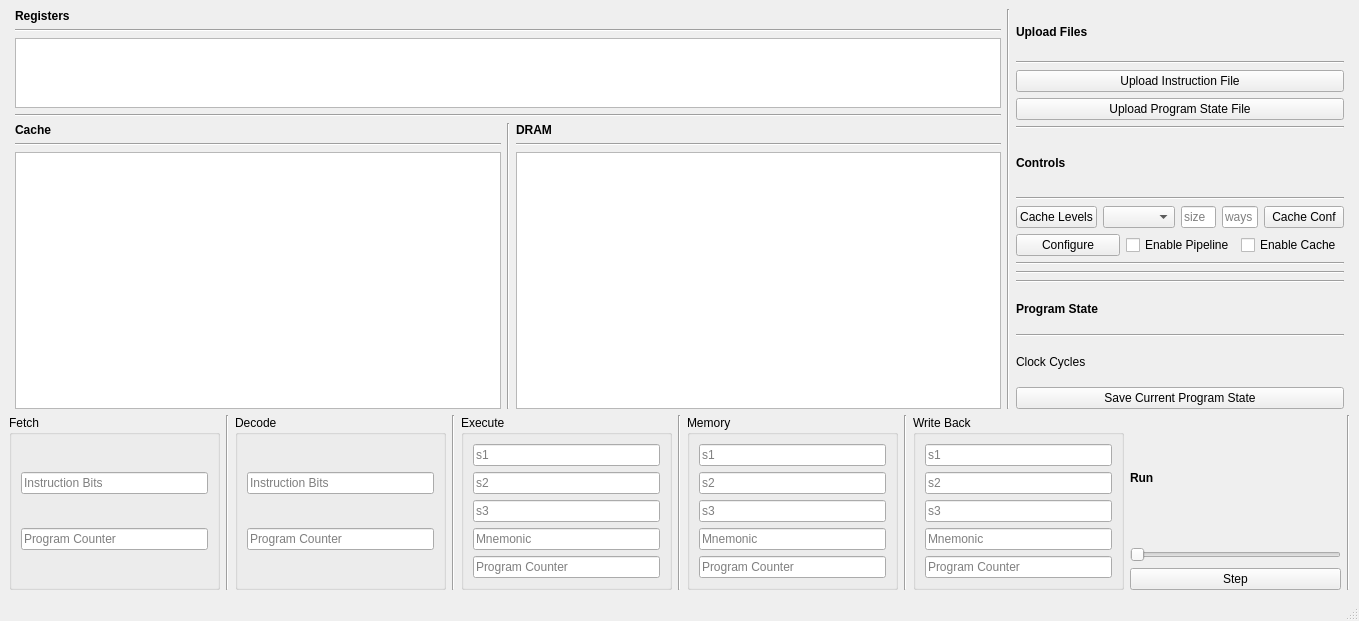
This is gui/gui.ui in bdunahu/RISC-V-ECTOR- as Qt 5 draws it before an edit. The edited form follows.
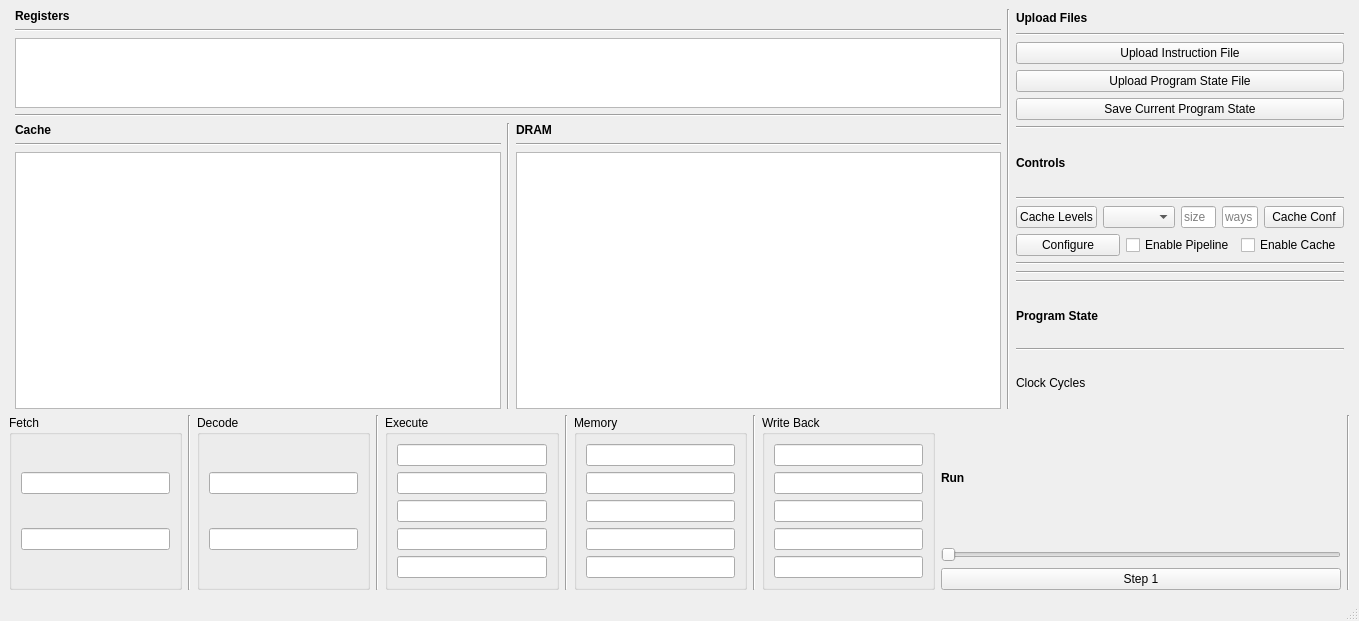
This is the edited form.

```diff
--- a/gui/gui.ui
+++ b/gui/gui.ui
@@ -124,18 +124,21 @@
           <property name="title">
            <string>Fetch</string>
           </property>
+          <property name="alignment">
+           <set>Qt::AlignmentFlag::AlignLeading|Qt::AlignmentFlag::AlignLeft|Qt::AlignmentFlag::AlignTop</set>
+          </property>
           <layout class="QVBoxLayout" name="verticalLayout">
            <item>
             <widget class="QLineEdit" name="fetch_instruction_bits">
              <property name="placeholderText">
-              <string>Instruction Bits</string>
+              <string/>
              </property>
             </widget>
            </item>
            <item>
             <widget class="QLineEdit" name="fetch_pc">
              <property name="placeholderText">
-              <string>Program Counter</string>
+              <string/>
              </property>
             </widget>
            </item>
@@ -154,18 +157,21 @@
           <property name="title">
            <string>Decode</string>
           </property>
+          <property name="alignment">
+           <set>Qt::AlignmentFlag::AlignLeading|Qt::AlignmentFlag::AlignLeft|Qt::AlignmentFlag::AlignTop</set>
+          </property>
           <layout class="QVBoxLayout" name="verticalLayout_2">
            <item>
             <widget class="QLineEdit" name="decode_s1">
              <property name="placeholderText">
-              <string>Instruction Bits</string>
+              <string> </string>
              </property>
             </widget>
            </item>
            <item>
             <widget class="QLineEdit" name="decode_pc">
              <property name="placeholderText">
-              <string>Program Counter</string>
+              <string> </string>
              </property>
             </widget>
            </item>
@@ -184,11 +190,14 @@
           <property name="title">
            <string>Execute</string>
           </property>
+          <property name="alignment">
+           <set>Qt::AlignmentFlag::AlignLeading|Qt::AlignmentFlag::AlignLeft|Qt::AlignmentFlag::AlignTop</set>
+          </property>
           <layout class="QVBoxLayout" name="verticalLayout_3">
            <item>
             <widget class="QLineEdit" name="execute_s1">
              <property name="placeholderText">
-              <string>s1</string>
+              <string/>
              </property>
             </widget>
            </item>
@@ -198,28 +207,28 @@
               <string/>
              </property>
              <property name="placeholderText">
-              <string>s2</string>
+              <string/>
              </property>
             </widget>
            </item>
            <item>
             <widget class="QLineEdit" name="execute_s3">
              <property name="placeholderText">
-              <string>s3</string>
+              <string/>
              </property>
             </widget>
            </item>
            <item>
             <widget class="QLineEdit" name="execute_mnemonic">
              <property name="placeholderText">
-              <string>Mnemonic</string>
+              <string/>
              </property>
             </widget>
            </item>
            <item>
             <widget class="QLineEdit" name="execute_pc">
              <property name="placeholderText">
-              <string>Program Counter</string>
+              <string/>
              </property>
             </widget>
            </item>
@@ -238,11 +247,14 @@
           <property name="title">
            <string>Memory</string>
           </property>
+          <property name="alignment">
+           <set>Qt::AlignmentFlag::AlignLeading|Qt::AlignmentFlag::AlignLeft|Qt::AlignmentFlag::AlignTop</set>
+          </property>
           <layout class="QVBoxLayout" name="verticalLayout_4">
            <item>
             <widget class="QLineEdit" name="memory_s1">
              <property name="placeholderText">
-              <string>s1</string>
+              <string/>
              </property>
             </widget>
            </item>
@@ -252,28 +264,28 @@
               <string/>
              </property>
              <property name="placeholderText">
-              <string>s2</string>
+              <string/>
              </property>
             </widget>
            </item>
            <item>
             <widget class="QLineEdit" name="memory_s3">
              <property name="placeholderText">
-              <string>s3</string>
+              <string/>
              </property>
             </widget>
            </item>
            <item>
             <widget class="QLineEdit" name="memory_mnemonic">
              <property name="placeholderText">
-              <string>Mnemonic</string>
+              <string/>
              </property>
             </widget>
            </item>
            <item>
             <widget class="QLineEdit" name="memory_pc">
              <property name="placeholderText">
-              <string>Program Counter</string>
+              <string/>
              </property>
             </widget>
            </item>
@@ -292,11 +304,14 @@
           <property name="title">
            <string>Write Back</string>
           </property>
+          <property name="alignment">
+           <set>Qt::AlignmentFlag::AlignLeading|Qt::AlignmentFlag::AlignLeft|Qt::AlignmentFlag::AlignTop</set>
+          </property>
           <layout class="QVBoxLayout" name="verticalLayout_5">
            <item>
             <widget class="QLineEdit" name="wb_s1">
              <property name="placeholderText">
-              <string>s1</string>
+              <string/>
              </property>
             </widget>
            </item>
@@ -306,28 +321,28 @@
               <string/>
              </property>
              <property name="placeholderText">
-              <string>s2</string>
+              <string/>
              </property>
             </widget>
            </item>
            <item>
             <widget class="QLineEdit" name="wb_s3">
              <property name="placeholderText">
-              <string>s3</string>
+              <string/>
              </property>
             </widget>
            </item>
            <item>
             <widget class="QLineEdit" name="wb_mnemonic">
              <property name="placeholderText">
-              <string>Mnemonic</string>
+              <string/>
              </property>
             </widget>
            </item>
            <item>
             <widget class="QLineEdit" name="wb_pc">
              <property name="placeholderText">
-              <string>Program Counter</string>
+              <string/>
              </property>
             </widget>
            </item>
@@ -372,8 +387,14 @@
           </item>
           <item>
            <widget class="QPushButton" name="step_btn">
+            <property name="minimumSize">
+             <size>
+              <width>400</width>
+              <height>0</height>
+             </size>
+            </property>
             <property name="text">
-             <string>Step</string>
+             <string>Step 1</string>
             </property>
            </widget>
           </item>
@@ -421,15 +442,21 @@
              </widget>
             </item>
             <item>
-             <layout class="QHBoxLayout" name="horizontalLayout_8">
-              <item>
-               <widget class="QPushButton" name="upload_program_state_btn">
-                <property name="text">
-                 <string>Upload Program State File</string>
-                </property>
-               </widget>
-              </item>
-             </layout>
+             <widget class="QPushButton" name="upload_program_state_btn">
+              <property name="text">
+               <string>Upload Program State File</string>
+              </property>
+             </widget>
+            </item>
+            <item>
+             <widget class="QPushButton" name="save_program_state_btn">
+              <property name="text">
+               <string>Save Current Program State</string>
+              </property>
+             </widget>
+            </item>
+            <item>
+             <layout class="QHBoxLayout" name="horizontalLayout_8"/>
             </item>
            </layout>
           </item>
@@ -585,13 +612,6 @@
             </property>
            </widget>
           </item>
-          <item>
-           <widget class="QPushButton" name="save_program_state_btn">
-            <property name="text">
-             <string>Save Current Program State</string>
-            </property>
-           </widget>
-          </item>
          </layout>
         </item>
        </layout>
```
